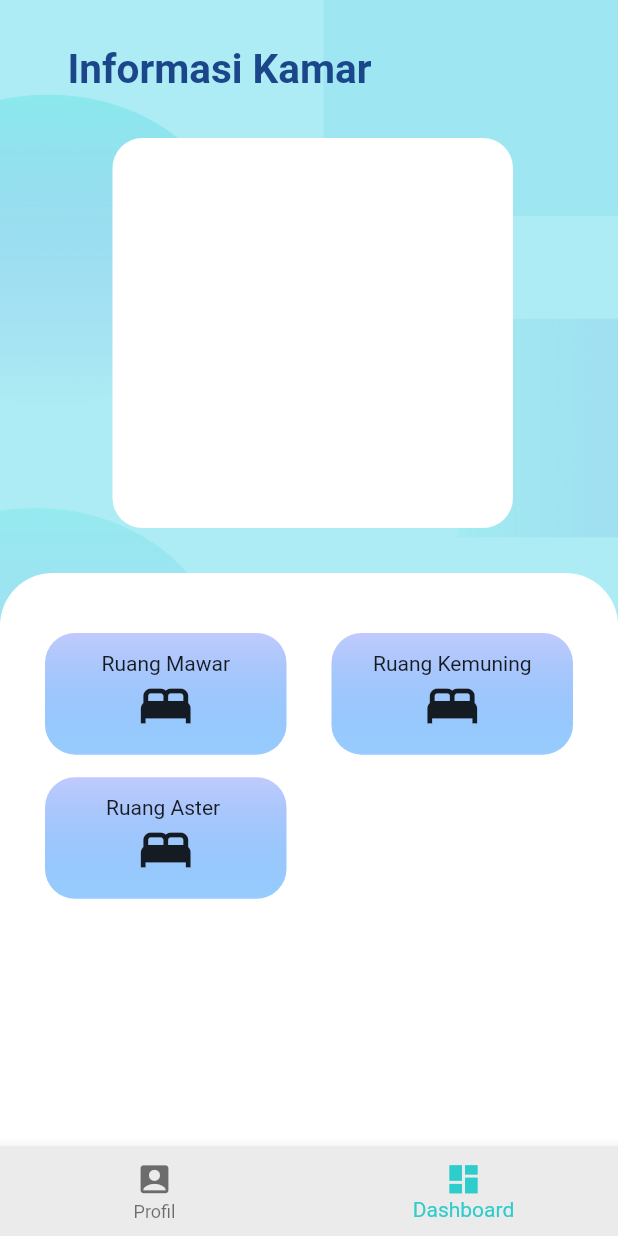
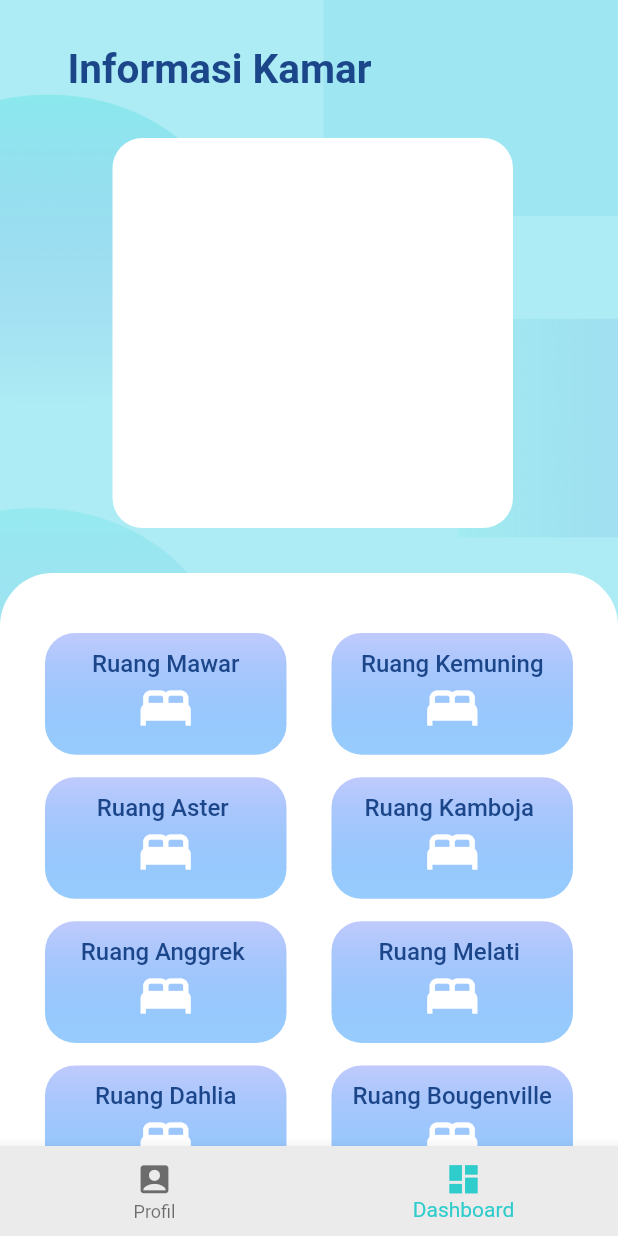
Before and after one commit to SanAdjie/M-Visign, a Flutter app: the Dashboard2 screen opened directly, on a phone screen of 412 x 824 dp. Run offline on Flutter 3.47's test engine with Material 2 defaults, Android fonts, the phone set to English and light mode, and no system bars; our stand-ins replace firebase_auth, firebase_core, firebase_database; missing offline and left inert: cloud_firestore_web, firebase_auth_web, firebase_core_web, firebase_database_web; accounts and stored records are empty.

Commit message:
29/8 : Update Detail Kamar

```diff
--- a/lib/components/reusable_ruang.dart
+++ b/lib/components/reusable_ruang.dart
@@ -1,4 +1,5 @@
 import 'package:flutter/material.dart';
+import 'package:wehedev/utility/constant.dart';
 
 class Ruang extends StatelessWidget {
 
@@ -26,8 +27,8 @@ class Ruang extends StatelessWidget {
             mainAxisAlignment: MainAxisAlignment.center,
             crossAxisAlignment: CrossAxisAlignment.center,
             children: <Widget>[
-              Text(namaRuang),
-              const Icon(Icons.bed, size: 40)
+              Text(namaRuang, style: kStyleMenu,),
+              const Icon(Icons.bed, size: 40, color: kColorWhite,)
             ],
           ),
         ));
--- a/lib/screen2/dashboard2.dart
+++ b/lib/screen2/dashboard2.dart
@@ -35,6 +35,21 @@ class _Dashboard2State extends State<Dashboard2> {
       }),
       Ruang(namaRuang: "Ruang Aster ", onTap: (){
         Navigator.push(context, MaterialPageRoute(builder: (context)=> const Kamar2("Ruang Aster")));
+      }),
+      Ruang(namaRuang: "Ruang Kamboja ", onTap: (){
+        Navigator.push(context, MaterialPageRoute(builder: (context)=> const Kamar2("Ruang Kamboja")));
+      }),
+      Ruang(namaRuang: "Ruang Anggrek ", onTap: (){
+        Navigator.push(context, MaterialPageRoute(builder: (context)=> const Kamar2("Ruang Anggrek")));
+      }),
+      Ruang(namaRuang: "Ruang Melati ", onTap: (){
+        Navigator.push(context, MaterialPageRoute(builder: (context)=> const Kamar2("Ruang Melati")));
+      }),
+      Ruang(namaRuang: "Ruang Dahlia", onTap: (){
+        Navigator.push(context, MaterialPageRoute(builder: (context)=> const Kamar2("Ruang Dahlia")));
+      }),
+      Ruang(namaRuang: "Ruang Bougenville", onTap: (){
+        Navigator.push(context, MaterialPageRoute(builder: (context)=> const Kamar2("Ruang Bougenville")));
       }),
     ];
 
--- a/lib/screen2/kamar2.dart
+++ b/lib/screen2/kamar2.dart
@@ -46,7 +46,12 @@ class _Kamar2State extends State<Kamar2> {
                           decoration: const BoxDecoration(
                               color: kColorWhite,
                               borderRadius: BorderRadius.vertical(top: Radius.circular(35))),
-                          child: null))
+                          child: Container(
+                            margin: const EdgeInsets.all(30),
+                              decoration: const BoxDecoration(
+                                  color: Color(0xFF00B9D0),
+                                  borderRadius: BorderRadius.all(Radius.circular(35)))
+                          )))
                 ],
               )
             ],
```
Also changed, not shown: lib/utility/constant.dart (line endings or trailing spaces).
